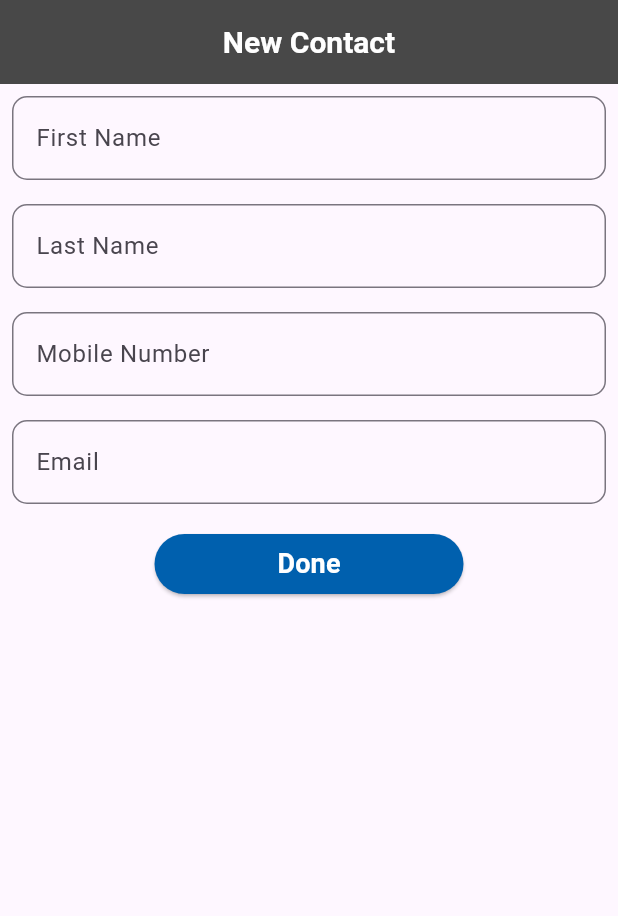
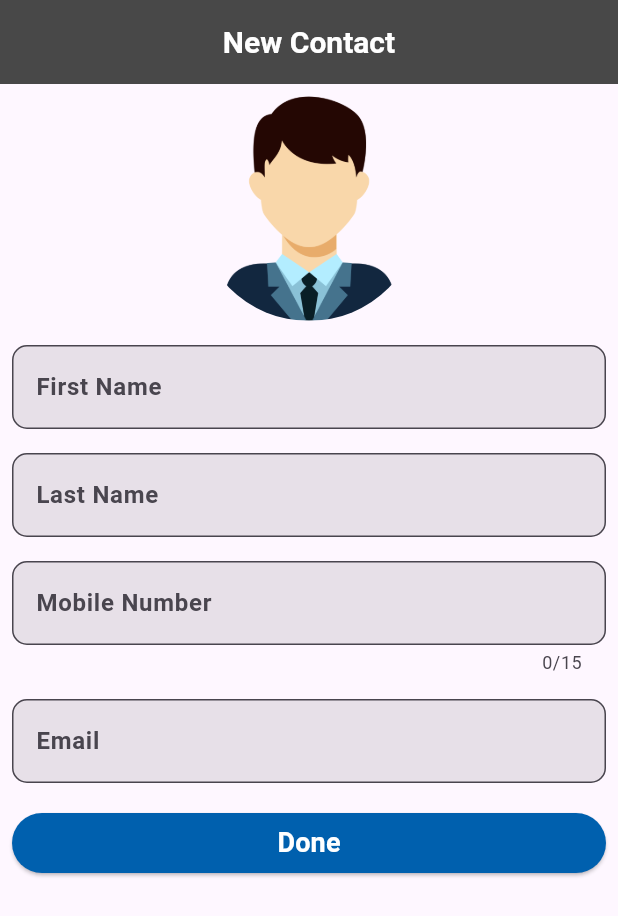
Before and after one commit to Dimmithra/contacts_buddy, a Flutter app: the NewContactAdd widget shown alone on an empty page, opened directly, on a phone screen of 412 x 824 dp. Shown: the top 916 px of the screen. Run offline on Flutter 3.47's test engine with Material 3 defaults, Android fonts, the phone set to English and light mode, and no system bars; our stand-ins replace flutter_image_slideshow, flutter_secure_storage, ionicons, loading_animation_widget, rflutter_alert and 2 more; missing offline and left inert: dart:ffi; accounts and stored records are empty.

Commit message:
create  Contact screen

```diff
--- /dev/null
+++ b/lib/database/database_helper.dart
@@ -0,0 +1,50 @@
+import 'package:contacts_buddy/model/contact_model.dart';
+import 'package:flutter/material.dart';
+import 'package:sqflite/sqflite.dart';
+import 'package:path/path.dart';
+import 'dart:developer' as dev;
+
+class DataBaseHelper {
+  final databaseName = "contact.db";
+
+  //tables
+  String user = '''
+  CREATE TABLE users(
+    userid  INTEGER PRIMARY KEY AUTOINCREMENT,
+    firstName TEXT,
+    lastName TEXT,
+    mobileNo TEXT UNIQUE,
+    email TEXT
+  )
+  ''';
+
+  //SQL  data base connection
+  Future<Database> initDB() async {
+    final databasepath = await getDatabasesPath();
+    final path = join(databasepath, databaseName);
+
+    return openDatabase(
+      path,
+      version: 1,
+      onCreate: (db, version) async {
+        await db.execute(user);
+      },
+    );
+  }
+
+  Future<String> createNewNumber(ContactModel contactModel) async {
+    try {
+      final Database db = await initDB();
+      var res = await db.insert("users", contactModel.toMap());
+      dev.log(res.toString());
+      return 'success';
+    } catch (e) {
+      return 'This Mobile Number alredy Registered';
+    }
+  }
+
+  Future<List<Map<String, dynamic>>> getAllData() async {
+    final Database db = await initDB();
+    return await db.query("users");
+  }
+}
--- a/lib/main.dart
+++ b/lib/main.dart
@@ -5,6 +5,7 @@ import 'package:flutter/material.dart';
 import 'package:provider/provider.dart';
 
 void main() {
+  WidgetsFlutterBinding.ensureInitialized();
   runApp(MultiProvider(providers: [
     ChangeNotifierProvider(create: (_) => SplashProvider()),
     ChangeNotifierProvider(create: (_) => ContactProvider()),
--- a/lib/model/contact_model.dart
+++ b/lib/model/contact_model.dart
@@ -1,25 +1,38 @@
+import 'dart:convert';
+
+ContactModel contactModelFromMap(String str) =>
+    ContactModel.fromMap(json.decode(str));
+
+String contactModelToMap(ContactModel data) => json.encode(data.toMap());
+
 class ContactModel {
-  final String lastname;
-  final String firstname;
-  final String mobileno;
-  final String email;
+  final int? userid;
+  final String? firstName;
+  final String? lastName;
+  final String? mobileNo;
+  final String? email;
 
-  const ContactModel({
-    required this.firstname,
-    required this.lastname,
-    required this.mobileno,
-    required this.email,
+  ContactModel({
+    this.userid,
+    this.firstName,
+    this.lastName,
+    this.mobileNo,
+    this.email,
   });
-  Map<String, dynamic> toMap() {
-    return {
-      'firstname': firstname,
-      'lastname': lastname,
-      'mobileno': mobileno,
-      'email': email,
-    };
-  }
 
-  String toString() {
-    return 'ContactModel{firstname: $firstname, lastname: $lastname, mobileno: $mobileno,email: $email}';
-  }
+  factory ContactModel.fromMap(Map<String, dynamic> json) => ContactModel(
+        userid: json["userid"],
+        firstName: json["firstName"],
+        lastName: json["lastName"],
+        mobileNo: json["mobileNo"],
+        email: json["email"],
+      );
+
+  Map<String, dynamic> toMap() => {
+        "userid": userid,
+        "firstName": firstName,
+        "lastName": lastName,
+        "mobileNo": mobileNo,
+        "email": email,
+      };
 }
--- a/lib/pages/add_contact/addnew_contact.dart
+++ b/lib/pages/add_contact/addnew_contact.dart
@@ -2,6 +2,7 @@ import 'package:contacts_buddy/providers/contact_provider.dart';
 import 'package:contacts_buddy/utils/colors.dart';
 import 'package:contacts_buddy/utils/main_body.dart';
 import 'package:contacts_buddy/widgets/common_btn.dart';
+import 'package:contacts_buddy/widgets/common_loader.dart';
 import 'package:contacts_buddy/widgets/common_textfeild.dart';
 import 'package:flutter/material.dart';
 import 'package:provider/provider.dart';
@@ -18,7 +19,7 @@ class _NewContactAddState extends State<NewContactAdd> {
   @override
   void initState() {
     WidgetsBinding.instance.addPostFrameCallback((_) {
-      Provider.of<ContactProvider>(context, listen: false);
+      Provider.of<ContactProvider>(context, listen: false).clearData(context);
     });
     super.initState();
   }
@@ -37,7 +38,22 @@ class _NewContactAddState extends State<NewContactAdd> {
                 return Column(
                   children: [
                     Padding(
-                      padding: EdgeInsets.all(8.0),
+                        padding: const EdgeInsets.all(8.0),
+                        child: Container(
+                          height: 150.0,
+                          width: 150.0,
+                          decoration: const BoxDecoration(
+                            image: DecorationImage(
+                              image: AssetImage(
+                                  'assets/images/contact_person.png'),
+                              fit: BoxFit.fill,
+                            ),
+                            shape: BoxShape.circle,
+                          ),
+                          //
+                        )),
+                    Padding(
+                      padding: const EdgeInsets.all(8.0),
                       child: CommonTextFeil(
                         hinttext: 'First Name',
                         label: 'First Name',
@@ -46,7 +62,7 @@ class _NewContactAddState extends State<NewContactAdd> {
                       ),
                     ),
                     Padding(
-                      padding: EdgeInsets.all(8.0),
+                      padding: const EdgeInsets.all(8.0),
                       child: CommonTextFeil(
                         hinttext: 'Last Name',
                         label: 'Last Name',
@@ -55,16 +71,18 @@ class _NewContactAddState extends State<NewContactAdd> {
                       ),
                     ),
                     Padding(
-                      padding: EdgeInsets.all(8.0),
+                      padding: const EdgeInsets.all(8.0),
                       child: CommonTextFeil(
                         hinttext: 'Mobile Number',
                         label: 'Mobile Number',
                         validation: true,
+                        maxLength: 15,
+                        textInputType: TextInputType.number,
                         controller: contactProvider.getmobileNoController,
                       ),
                     ),
                     Padding(
-                      padding: EdgeInsets.all(8.0),
+                      padding: const EdgeInsets.all(8.0),
                       child: CommonTextFeil(
                         hinttext: 'Email',
                         label: 'Email',
@@ -74,18 +92,14 @@ class _NewContactAddState extends State<NewContactAdd> {
                     Padding(
                       padding: const EdgeInsets.all(8.0),
                       child: SizedBox(
-                        width: MediaQuery.of(context).size.width / 2,
-                        child: CommonBtn(
+                        width: MediaQuery.of(context).size.width,
+                        child: contactProvider.getloadSaveData
+                            ? const CommonPageLoader()
+                            : CommonBtn(
                                 backgroundColor: kPrimaryBtn,
                                 onPress: () {
                                   if (formKey.currentState!.validate()) {
-                              // If the form is valid, display a snackbar. In the real world,
-                              // you'd often call a server or save the information in a database.
-                              ScaffoldMessenger.of(context).showSnackBar(
-                                const SnackBar(
-                                    content: Text('Processing Data')),
-                              );
-                              // contactProvider.creatContactSave(context);
+                                    contactProvider.createAccount(context);
                                   }
                                 },
                                 btnName: 'Done',
--- a/lib/utils/colors.dart
+++ b/lib/utils/colors.dart
@@ -3,3 +3,6 @@ import 'package:flutter/material.dart';
 const kDefAppBarColor = Color.fromARGB(255, 72, 72, 72);
 const kDefTextColor = Colors.black;
 const kPrimaryBtn = Color.fromARGB(255, 0, 96, 174);
+const kdefWhiteColor = Colors.white;
+const kErrorMessage = Colors.red;
+const kWarnningMessage = Colors.amber;
--- a/lib/utils/shared_pref.dart
+++ b/lib/utils/shared_pref.dart
@@ -1,3 +1 @@
-import 'dart:ffi';
-
 const kFirstTimeLog = 'kFirstTimeLog';
--- /dev/null
+++ b/lib/widgets/common_message.dart
@@ -0,0 +1,65 @@
+import 'package:contacts_buddy/utils/colors.dart';
+import 'package:flutter/material.dart';
+import 'package:rflutter_alert/rflutter_alert.dart';
+import 'package:ionicons/ionicons.dart';
+
+Alert commonMessage(
+  context, {
+  required String errorTxt,
+  bool showIcon = true,
+  int btnType = 1,
+  List<DialogButton>? buttons,
+}) =>
+    Alert(
+      onWillPopActive: buttons != null,
+      context: context,
+      style: const AlertStyle(
+        backgroundColor: kdefWhiteColor,
+      ),
+      closeIcon: Container(),
+      content: Column(
+        children: [
+          if (showIcon)
+            Icon(
+              btnType == 1
+                  ? Ionicons.alert_circle
+                  : btnType == 2
+                      ? Ionicons.warning
+                      : Ionicons.information_circle,
+              color: btnType == 1
+                  ? kErrorMessage
+                  : btnType == 2
+                      ? kWarnningMessage
+                      : kPrimaryBtn,
+              size: 50,
+            ),
+          if (showIcon)
+            Text(
+              btnType == 1
+                  ? 'Error'
+                  : btnType == 2
+                      ? "Warning"
+                      : "Information",
+              style: TextStyle(
+                color: btnType == 1
+                    ? kErrorMessage
+                    : btnType == 2
+                        ? kWarnningMessage
+                        : kPrimaryBtn,
+                fontWeight: FontWeight.bold,
+              ),
+            ),
+          // if (showIcon) const
+          // CustomHeightBox(size: 20),
+          Text(
+            errorTxt,
+            style: const TextStyle(
+              fontSize: 17,
+              height: 1.5,
+            ),
+            textAlign: TextAlign.center,
+          )
+        ],
+      ),
+      buttons: buttons ?? [],
+    );
--- a/lib/widgets/common_textfeild.dart
+++ b/lib/widgets/common_textfeild.dart
@@ -1,3 +1,5 @@
+import 'dart:ffi';
+
 import 'package:flutter/material.dart';
 
 class CommonTextFeil extends StatelessWidget {
@@ -8,19 +10,34 @@ class CommonTextFeil extends StatelessWidget {
     this.suffixicon,
     this.validation = false,
     required this.controller,
+    this.fillColor,
+    this.maxLength,
+    this.textInputType,
   });
   final String hinttext;
   final String label;
   final Widget? suffixicon;
   final bool? validation;
+  final Color? fillColor;
   final TextEditingController controller;
+  final int? maxLength;
+  final TextInputType? textInputType;
   @override
   Widget build(BuildContext context) {
     return TextFormField(
+      maxLength: maxLength,
+      keyboardType: textInputType,
       decoration: InputDecoration(
         hintText: hinttext,
-        label: Text(label),
+        label: Text(
+          label,
+          style: const TextStyle(
+            fontWeight: FontWeight.bold,
+          ),
+        ),
         suffix: suffixicon,
+        filled: true,
+        fillColor: fillColor,
         border: OutlineInputBorder(
           borderRadius: BorderRadius.circular(10),
         ),
--- a/pubspec.yaml
+++ b/pubspec.yaml
@@ -12,13 +12,16 @@ dependencies:
   flutter:
     sdk: flutter
 
-
   cupertino_icons: ^1.0.2
   shared_preferences: ^2.2.2
   flutter_secure_storage: ^9.0.0
   provider: ^6.1.1
   flutter_image_slideshow: ^0.1.6
   sqflite: ^2.3.0
+  ionicons: ^0.2.2
+  rflutter_alert: ^2.0.7
+  loading_animation_widget: ^1.2.0+4
+  flexible_expansion_list: ^0.0.2
 
 dev_dependencies:
   flutter_test:
```
Also changed, not shown: lib/providers/contact_provider.dart (+68 -1 lines), lib/utils/db_connector.dart (deleted, +0 -18 lines), lib/widgets/common_loader.dart (added, +14 -0 lines), assets/images/contact_person.png (added), lib/utils/db_helper.dart (deleted), pubspec.lock. Lines whose indentation alone changed are shown as unchanged.
